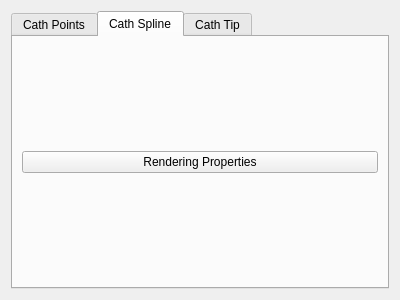
Above: rtUI/cathOptions.ui from pengwg/vurtigo before the change. Below: the same form after it.
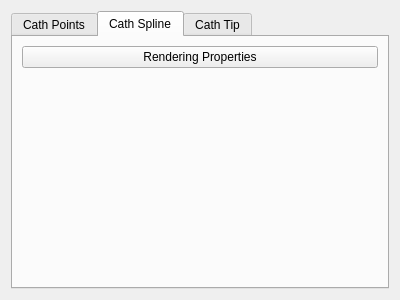
That is the form after the change. The open tabs and pages were chosen to show the change.

Diff of the .ui file:
```diff
--- a/rtUI/cathOptions.ui
+++ b/rtUI/cathOptions.ui
@@ -144,14 +144,27 @@
       <attribute name="title">
        <string>Cath Spline</string>
       </attribute>
-      <layout class="QVBoxLayout" name="verticalLayout_3">
-       <item>
+      <layout class="QGridLayout" name="gridLayout">
+       <item row="0" column="0">
         <widget class="QPushButton" name="splinePropButton">
          <property name="text">
           <string>Rendering Properties</string>
          </property>
         </widget>
        </item>
+       <item row="1" column="0">
+        <spacer name="verticalSpacer">
+         <property name="orientation">
+          <enum>Qt::Vertical</enum>
+         </property>
+         <property name="sizeHint" stdset="0">
+          <size>
+           <width>20</width>
+           <height>40</height>
+          </size>
+         </property>
+        </spacer>
+       </item>
       </layout>
      </widget>
      <widget class="QWidget" name="tab_2">
```
Left out of the diff: 2 changed lines with no effect on the pictures.
